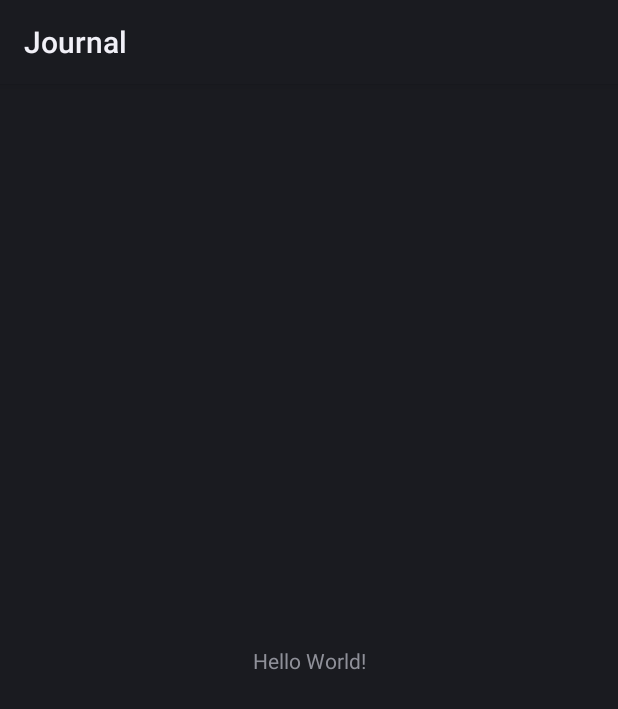
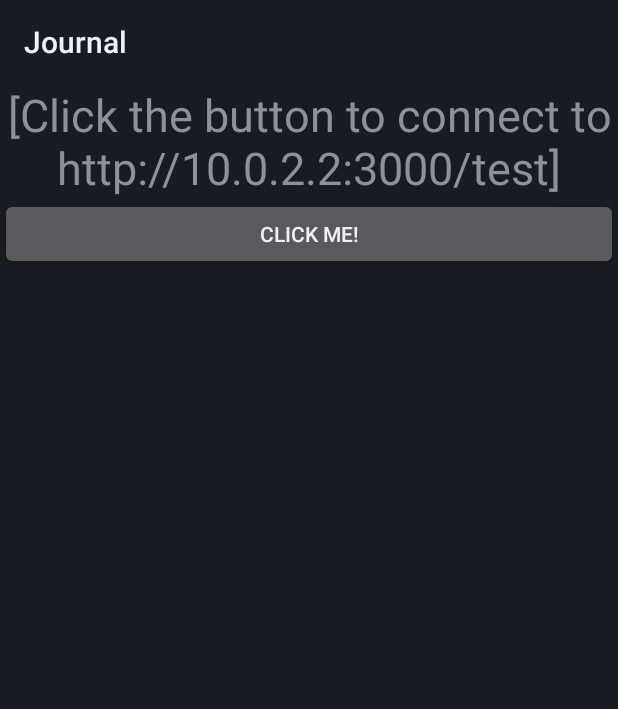
Before and after one commit to choudharynisha/CS353-Group-Project, an Android app: the layout activity_main.xml on its own in the app's theme, with its tools: preview values and no code run, on a phone screen of 412 x 824 dp. Shown: the top 709 px of the screen. Run offline under Robolectric (Android 15) with nearby library versions, the light colour scheme and no system bars.

Commit message:
add setup code from SampleWebApp.zip

```diff
--- a/Journal/app/src/main/AndroidManifest.xml
+++ b/Journal/app/src/main/AndroidManifest.xml
@@ -17,5 +17,7 @@
             </intent-filter>
         </activity>
     </application>
+    <uses-permission android:name="android.permission.INTERNET" />
+    <uses-permission android:name="android.permission.ACCESS_NETWORK_STATE" />
 
 </manifest>
--- a/Journal/app/src/main/res/layout/activity_main.xml
+++ b/Journal/app/src/main/res/layout/activity_main.xml
@@ -6,13 +6,26 @@
     android:layout_height="match_parent"
     tools:context=".MainActivity">
 
-    <TextView
-        android:layout_width="wrap_content"
-        android:layout_height="wrap_content"
-        android:text="Hello World!"
-        app:layout_constraintBottom_toBottomOf="parent"
-        app:layout_constraintLeft_toLeftOf="parent"
-        app:layout_constraintRight_toRightOf="parent"
-        app:layout_constraintTop_toTopOf="parent" />
+    <LinearLayout
+        android:layout_width="match_parent"
+        android:layout_height="match_parent"
+        android:orientation="vertical">
+
+        <TextView
+            android:id="@+id/statusField"
+            android:layout_width="match_parent"
+            android:layout_height="wrap_content"
+            android:textSize="30dp"
+            android:gravity="center"
+            android:text="[Click the button to connect to http://10.0.2.2:3000/test]" />
+
+        <Button
+            android:layout_width="match_parent"
+            android:layout_height="wrap_content"
+            android:text="Click Me!"
+            android:gravity="center"
+            android:onClick="onConnectButtonClick"/>
+
+    </LinearLayout>
 
 </androidx.constraintlayout.widget.ConstraintLayout>
```
Also changed, not shown: Journal/app/src/main/java/edu/brynmawr/cmsc353/journal/AccessWebTask.java (added, +44 -0 lines), Journal/app/src/main/java/edu/brynmawr/cmsc353/journal/MainActivity.java (+30 -0 lines).
